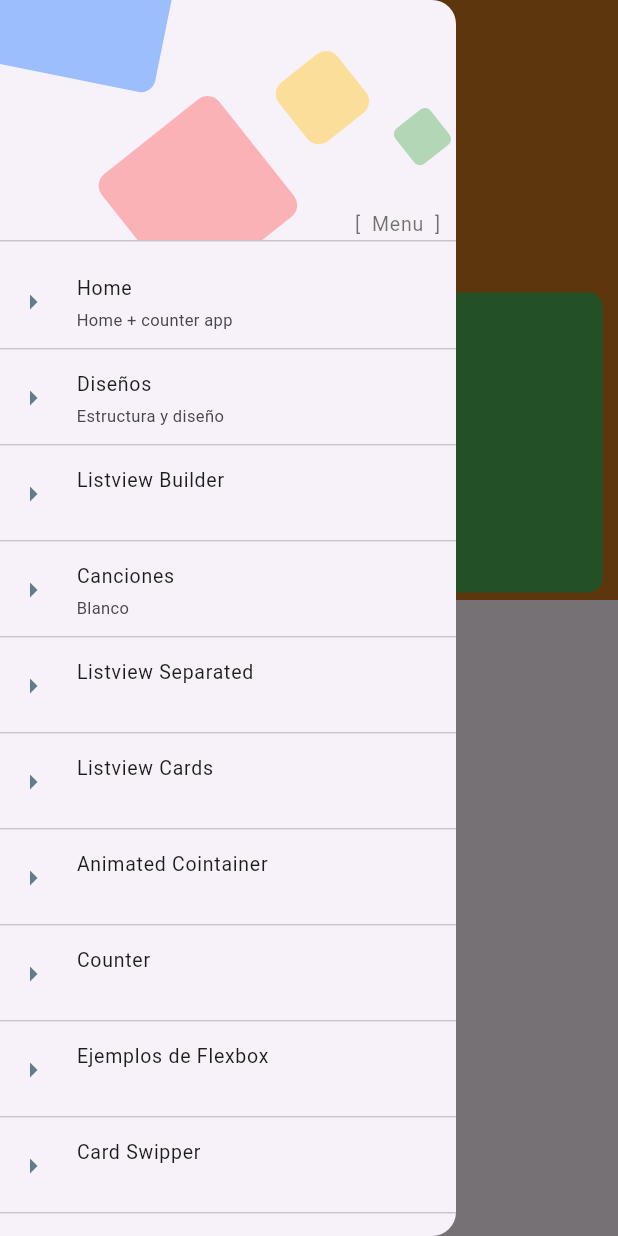
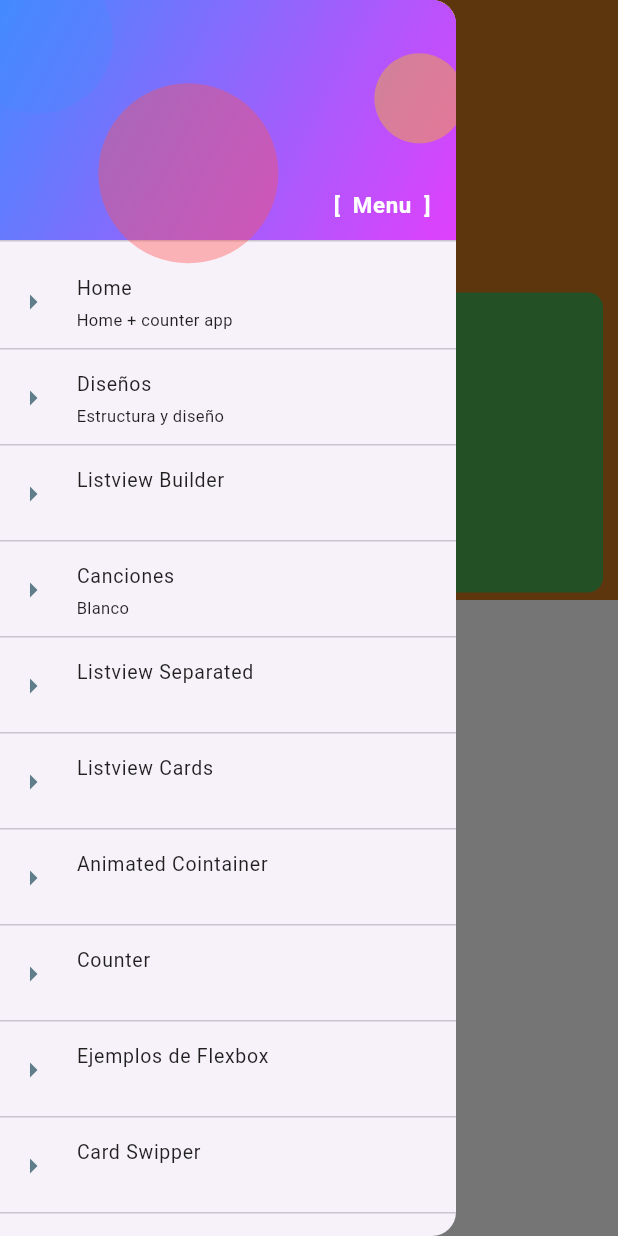
Before and after one commit to ublan/flutter_labo_4, a Flutter app: the StackScreen screen opened by its route, with the side drawer open, on a phone screen of 412 x 824 dp. Run offline on Flutter 3.47's test engine with Material 3 defaults, Android fonts, the light colour scheme and no system bars; Roboto replaces fonts that are missing (FuzzyBubbles, RobotoMono).

Commit message:
cambios drawermenu y theme

```diff
--- a/lib/screens/canciones_screen.dart
+++ b/lib/screens/canciones_screen.dart
@@ -95,7 +95,7 @@ class CancionesScreen extends StatelessWidget {
                         'Reproducciones',
                         style: TextStyle(
                           fontSize: 12,
-                          color: Colors.grey,
+                          color: Color.fromARGB(255, 65, 65, 65),
                         ),
                       ),
                     ],
--- a/lib/themes/default_theme.dart
+++ b/lib/themes/default_theme.dart
@@ -1,47 +1,88 @@
 import 'package:flutter/material.dart';
 
 class DefaultTheme {
-  static const Color primary = Colors.red;
-  static const Color secondary = Colors.grey;
-  static final Color primaryHover = Colors.red.shade600;
+  // Colores personalizados
+  static const Color primaryLight = Color(0xFF1565C0); // Azul más oscuro para tema claro
+  static const Color secondaryLight = Color(0xFFC62828); // Rojo más oscuro para tema claro
+  static const Color accentLight = Color(0xFFFF8F00); // Ámbar oscuro para tema claro
 
+  static const Color primaryDark = Color(0xFF4A148C); // Violeta medianoche para tema oscuro
+  static const Color secondaryDark = Color(0xFF7B1FA2); // Violeta ligeramente más claro
+  static const Color accentDark = Color(0xFFCE93D8); // Acento violeta pastel para tema oscuro
+
+  // Tema claro
   static final ThemeData lightTheme = ThemeData.light().copyWith(
-      primaryColor: Colors.amber,
-      appBarTheme: AppBarTheme(
-          backgroundColor: Colors.red, foregroundColor: Colors.white),
+    primaryColor: primaryLight,
+    scaffoldBackgroundColor: Colors.white,
+    appBarTheme: const AppBarTheme(
+      backgroundColor: primaryLight,
+      foregroundColor: Colors.white,
+    ),
     elevatedButtonTheme: ElevatedButtonThemeData(
       style: TextButton.styleFrom(
-              backgroundColor: primary, foregroundColor: Colors.white)),
+        backgroundColor: primaryLight,
+        foregroundColor: Colors.white,
+      ),
+    ),
     textButtonTheme: TextButtonThemeData(
       style: TextButton.styleFrom(
-              backgroundColor: secondary, foregroundColor: Colors.white)),
-      floatingActionButtonTheme: FloatingActionButtonThemeData(
-        backgroundColor: primary,
+        backgroundColor: secondaryLight,
         foregroundColor: Colors.white,
       ),
-      listTileTheme: ListTileThemeData(iconColor: primary),
-      /* switchTheme: SwitchThemeData(), */
+    ),
+    floatingActionButtonTheme: const FloatingActionButtonThemeData(
+      backgroundColor: primaryLight,
+      foregroundColor: Colors.white,
+    ),
+    listTileTheme: const ListTileThemeData(
+      iconColor: primaryLight,
+      textColor: Colors.black87,
+    ),
     inputDecorationTheme: InputDecorationTheme(
-          floatingLabelStyle: TextStyle(color: primary),
+      floatingLabelStyle: const TextStyle(color: primaryLight),
       enabledBorder: OutlineInputBorder(
         borderRadius: BorderRadius.circular(10),
-            borderSide: BorderSide(color: primary),
+        borderSide: const BorderSide(color: primaryLight),
       ),
       focusedBorder: OutlineInputBorder(
         borderRadius: BorderRadius.circular(10),
-            borderSide: BorderSide(color: primary),
+        borderSide: const BorderSide(color: primaryLight),
       ),
       border: OutlineInputBorder(
         borderRadius: BorderRadius.circular(10),
-          )));
+      ),
+    ),
+  );
 
+  // Tema oscuro
   static final ThemeData darkTheme = ThemeData.dark().copyWith(
-    primaryColor: Colors.greenAccent,
-    appBarTheme:
-        AppBarTheme(backgroundColor: Colors.red, foregroundColor: Colors.white),
-    floatingActionButtonTheme: FloatingActionButtonThemeData(
-      backgroundColor: primary,
+    primaryColor: primaryDark,
+    scaffoldBackgroundColor: const Color(0xFF121212), // Negro grisáceo profundo
+    appBarTheme: const AppBarTheme(
+      backgroundColor: primaryDark,
       foregroundColor: Colors.white,
+    ),
+    floatingActionButtonTheme: const FloatingActionButtonThemeData(
+      backgroundColor: primaryDark,
+      foregroundColor: Colors.white,
+    ),
+    listTileTheme: const ListTileThemeData(
+      iconColor: accentDark,
+      textColor: Colors.white70,
+    ),
+    inputDecorationTheme: InputDecorationTheme(
+      floatingLabelStyle: const TextStyle(color: primaryDark),
+      enabledBorder: OutlineInputBorder(
+        borderRadius: BorderRadius.circular(10),
+        borderSide: const BorderSide(color: secondaryDark),
+      ),
+      focusedBorder: OutlineInputBorder(
+        borderRadius: BorderRadius.circular(10),
+        borderSide: const BorderSide(color: secondaryDark),
+      ),
+      border: OutlineInputBorder(
+        borderRadius: BorderRadius.circular(10),
+      ),
     ),
   );
 }
--- a/lib/widgets/drawer_menu.dart
+++ b/lib/widgets/drawer_menu.dart
@@ -85,65 +85,131 @@ class _DrawerHeaderAlternative extends StatelessWidget {
   Widget build(BuildContext context) {
     return DrawerHeader(
       padding: EdgeInsets.zero,
-      child: Stack(children: [
+      child: Stack(
+        clipBehavior: Clip.none,
+        children: [
+          // Fondo con degradado
+          Container(
+            decoration: const BoxDecoration(
+              gradient: LinearGradient(
+                colors: [Colors.blueAccent, Colors.purpleAccent],
+                begin: Alignment.topLeft,
+                end: Alignment.bottomRight,
+              ),
+            ),
+          ),
+          // Animación de círculos flotantes
           Positioned(
-          top: -90,
-          child: Container(
-            width: 130,
-            height: 130,
-            decoration: BoxDecoration(
-                color: Colors.blueAccent.withOpacity(0.5),
-                borderRadius: BorderRadius.circular(10)),
-            transform: Matrix4.rotationZ(0.2),
+            top: -20,
+            left: -20,
+            child: AnimatedFloatingCircle(
+              size: 100,
+              color: Colors.blueAccent.withOpacity(0.3),
             ),
           ),
           Positioned(
-          bottom: 0,
-          left: 140,
-          child: Container(
-            width: 100,
-            height: 100,
-            decoration: BoxDecoration(
-                color: Colors.redAccent.withOpacity(0.4),
-                borderRadius: BorderRadius.circular(10)),
-            transform: Matrix4.rotationZ(0.9),
+            top: 40,
+            right: -10,
+            child: AnimatedFloatingCircle(
+              size: 60,
+              color: Colors.amber.withOpacity(0.4),
             ),
           ),
           Positioned(
-          top: 30,
-          right: 35,
-          child: Container(
-            width: 50,
-            height: 50,
-            decoration: BoxDecoration(
-                color: Colors.amber.withOpacity(0.4),
-                borderRadius: BorderRadius.circular(10)),
-            transform: Matrix4.rotationZ(0.9),
+            bottom: -20,
+            left: 70,
+            child: AnimatedFloatingCircle(
+              size: 120,
+              color: Colors.redAccent.withOpacity(0.4),
             ),
           ),
+          // Texto animado
           Positioned(
-          top: 70,
-          right: -10,
-          child: Container(
-            width: 30,
-            height: 30,
-            decoration: BoxDecoration(
-                color: Colors.green.withOpacity(0.4),
-                borderRadius: BorderRadius.circular(5)),
-            transform: Matrix4.rotationZ(0.9),
-          ),
-        ),
-        Container(
-          alignment: Alignment.bottomRight,
-          padding: const EdgeInsets.symmetric(horizontal: 10),
+            bottom: 10,
+            right: 10,
+            child: TweenAnimationBuilder(
+              tween: Tween<double>(begin: 0.8, end: 1.0),
+              duration: const Duration(seconds: 2),
+              curve: Curves.easeInOut,
+              builder: (context, scale, child) {
+                return Transform.scale(
+                  scale: scale,
+                  child: child,
+                );
+              },
               child: const Text(
                 '[  Menu  ]',
                 style: TextStyle(
-                fontSize: 13, color: Colors.black54, fontFamily: 'RobotoMono'),
-            textAlign: TextAlign.right,
+                  fontSize: 18,
+                  color: Colors.white,
+                  fontFamily: 'RobotoMono',
+                  fontWeight: FontWeight.bold,
                 ),
               ),
-      ]),
+            ),
+          ),
+        ],
+      ),
     );
   }
 }
+
+/// Widget para crear un círculo animado flotante
+class AnimatedFloatingCircle extends StatefulWidget {
+  final double size;
+  final Color color;
+
+  const AnimatedFloatingCircle({
+    Key? key,
+    required this.size,
+    required this.color,
+  }) : super(key: key);
+
+  @override
+  _AnimatedFloatingCircleState createState() => _AnimatedFloatingCircleState();
+}
+
+class _AnimatedFloatingCircleState extends State<AnimatedFloatingCircle>
+    with SingleTickerProviderStateMixin {
+  late final AnimationController _controller;
+  late final Animation<double> _animation;
+
+  @override
+  void initState() {
+    super.initState();
+    _controller = AnimationController(
+      duration: const Duration(seconds: 3),
+      vsync: this,
+    )..repeat(reverse: true);
+
+    _animation = Tween<double>(begin: -5, end: 5).animate(
+      CurvedAnimation(parent: _controller, curve: Curves.easeInOut),
+    );
+  }
+
+  @override
+  Widget build(BuildContext context) {
+    return AnimatedBuilder(
+      animation: _controller,
+      builder: (context, child) {
+        return Transform.translate(
+          offset: Offset(_animation.value, _animation.value),
+          child: Container(
+            width: widget.size,
+            height: widget.size,
+            decoration: BoxDecoration(
+              color: widget.color,
+              shape: BoxShape.circle,
+            ),
+          ),
+        );
+      },
+    );
+  }
+
+  @override
+  void dispose() {
+    _controller.dispose();
+    super.dispose();
+  }
+}
```
Lines whose indentation alone changed are shown as unchanged.
